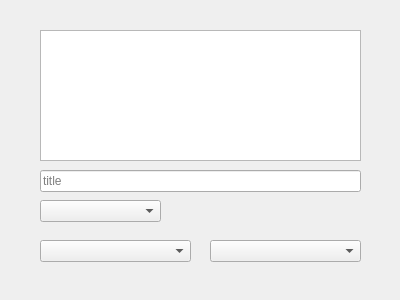
Qt form copaspedia.ui (selesdepselesnul/copas_pedia) before a commit.
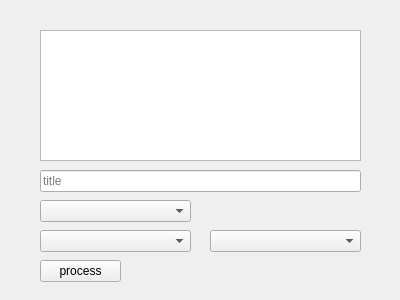
The same form after that commit.

Commit message: add initial event handler

The edit to the form file:
```diff
--- a/copaspedia.ui
+++ b/copaspedia.ui
@@ -41,7 +41,7 @@
     <rect>
      <x>40</x>
      <y>200</y>
-     <width>121</width>
+     <width>151</width>
      <height>22</height>
     </rect>
    </property>
@@ -50,7 +50,7 @@
    <property name="geometry">
     <rect>
      <x>40</x>
-     <y>240</y>
+     <y>230</y>
      <width>151</width>
      <height>22</height>
     </rect>
@@ -60,12 +60,25 @@
    <property name="geometry">
     <rect>
      <x>210</x>
-     <y>240</y>
+     <y>230</y>
      <width>151</width>
      <height>22</height>
     </rect>
    </property>
   </widget>
+  <widget class="QPushButton" name="download_button">
+   <property name="geometry">
+    <rect>
+     <x>40</x>
+     <y>260</y>
+     <width>81</width>
+     <height>22</height>
+    </rect>
+   </property>
+   <property name="text">
+    <string>process</string>
+   </property>
+  </widget>
  </widget>
  <resources/>
  <connections/>
```
The commit also changes 2 other files.
